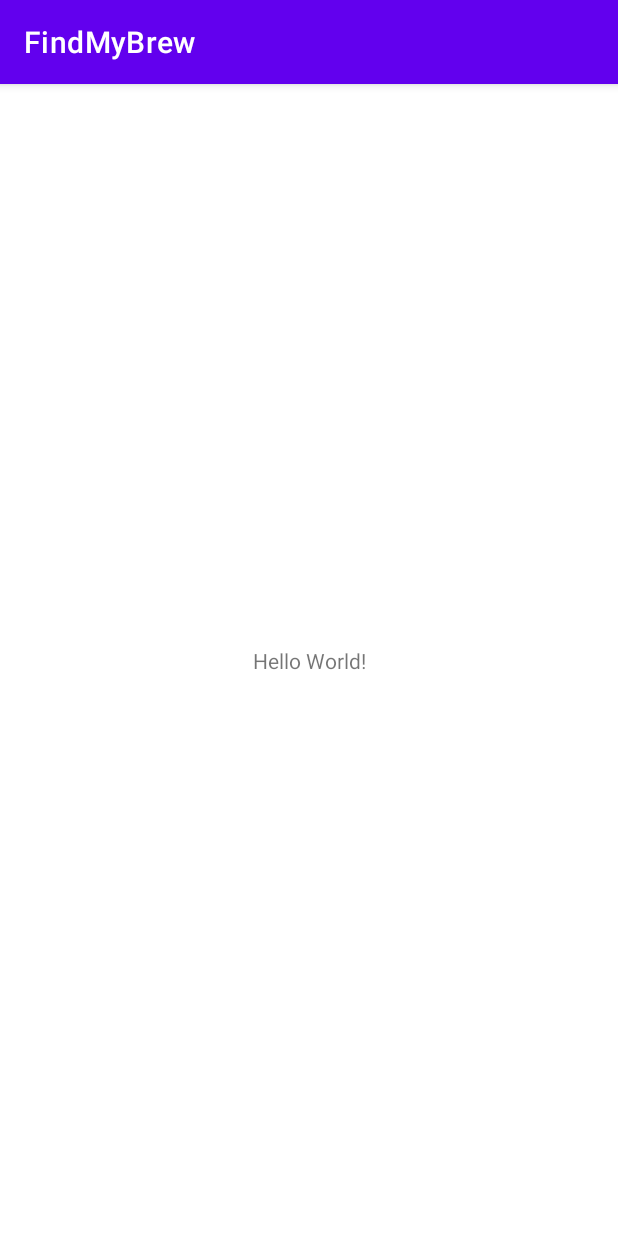
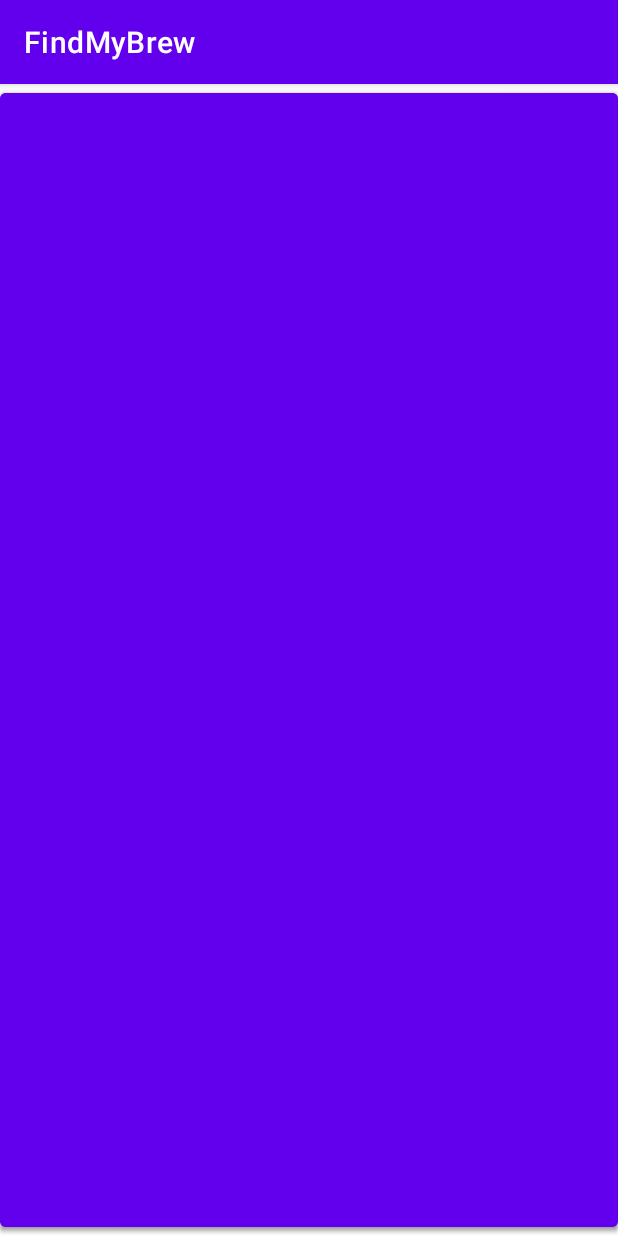
Before and after one commit to osu-cs492-w23/final-project-findmybrew, an Android app: the screen it shows after launch (MainActivity), on a phone screen of 412 x 824 dp. Run offline under Robolectric (Android 15) with nearby library versions, the phone set to English and light mode, and no system bars.

```diff
--- a/app/build.gradle
+++ b/app/build.gradle
@@ -34,11 +34,14 @@ android {
 
 dependencies {
 
-    implementation 'androidx.core:core-ktx:1.7.0'
+    implementation 'androidx.core:core-ktx:1.9.0'
     implementation 'androidx.appcompat:appcompat:1.6.1'
     implementation 'com.google.android.material:material:1.8.0'
     implementation 'androidx.constraintlayout:constraintlayout:2.1.4'
+
+
     testImplementation 'junit:junit:4.13.2'
+
     androidTestImplementation 'androidx.test.ext:junit:1.1.5'
     androidTestImplementation 'androidx.test.espresso:espresso-core:3.5.1'
 }
--- a/app/src/main/AndroidManifest.xml
+++ b/app/src/main/AndroidManifest.xml
@@ -12,6 +12,12 @@
         android:theme="@style/Theme.FindMyBrew"
         tools:targetApi="31">
         <activity
+            android:name=".beerSearch"
+            android:exported="false" />
+        <activity
+            android:name=".brewerySearch"
+            android:exported="false" />
+        <activity
             android:name=".ui.MainActivity"
             android:exported="true">
             <intent-filter>
--- a/app/src/main/java/com/example/findmybrew/ui/MainActivity.kt
+++ b/app/src/main/java/com/example/findmybrew/ui/MainActivity.kt
@@ -1,12 +1,27 @@
 package com.example.findmybrew.ui
 
+import android.content.Intent
 import androidx.appcompat.app.AppCompatActivity
 import android.os.Bundle
+import android.widget.Button
 import com.example.findmybrew.R
 
 class MainActivity : AppCompatActivity() {
     override fun onCreate(savedInstanceState: Bundle?) {
         super.onCreate(savedInstanceState)
         setContentView(R.layout.activity_main)
+
+        val breweryButton : Button = findViewById(R.id.breweryButton)
+        val beerButton : Button = findViewById(R.id.beerButton)
+
+        breweryButton.setOnClickListener(){
+            val intent = Intent(this, brewerySearch::class.java )
+            startActivity(intent)
+        }
+
+        beerButton.setOnClickListener(){
+            val intent = Intent(this, beerSearch::class.java)
+            startActivity(intent)
+        }
     }
 }
--- a/app/src/main/res/layout/activity_main.xml
+++ b/app/src/main/res/layout/activity_main.xml
@@ -6,6 +6,15 @@
     android:layout_height="match_parent"
     tools:context=".ui.MainActivity">
 
+    <Button
+        android:id="@+id/breweryButton"
+        android:layout_width="match_parent"
+        android:layout_height="match_parent"/>
+
+    <Button
+        android:id="@+id/beerButton"
+        android:layout_width="match_parent"
+        android:layout_height="match_parent"/>
     <TextView
         android:layout_width="wrap_content"
         android:layout_height="wrap_content"
```
Also changed, not shown: app/src/main/java/com/example/findmybrew/ui/beerSearch.kt (added, +12 -0 lines), app/src/main/java/com/example/findmybrew/ui/brewerySearch.kt (added, +12 -0 lines), app/src/main/res/layout/activity_beer_search.xml (added, +9 -0 lines), app/src/main/res/layout/activity_brewery_search.xml (added, +9 -0 lines).
